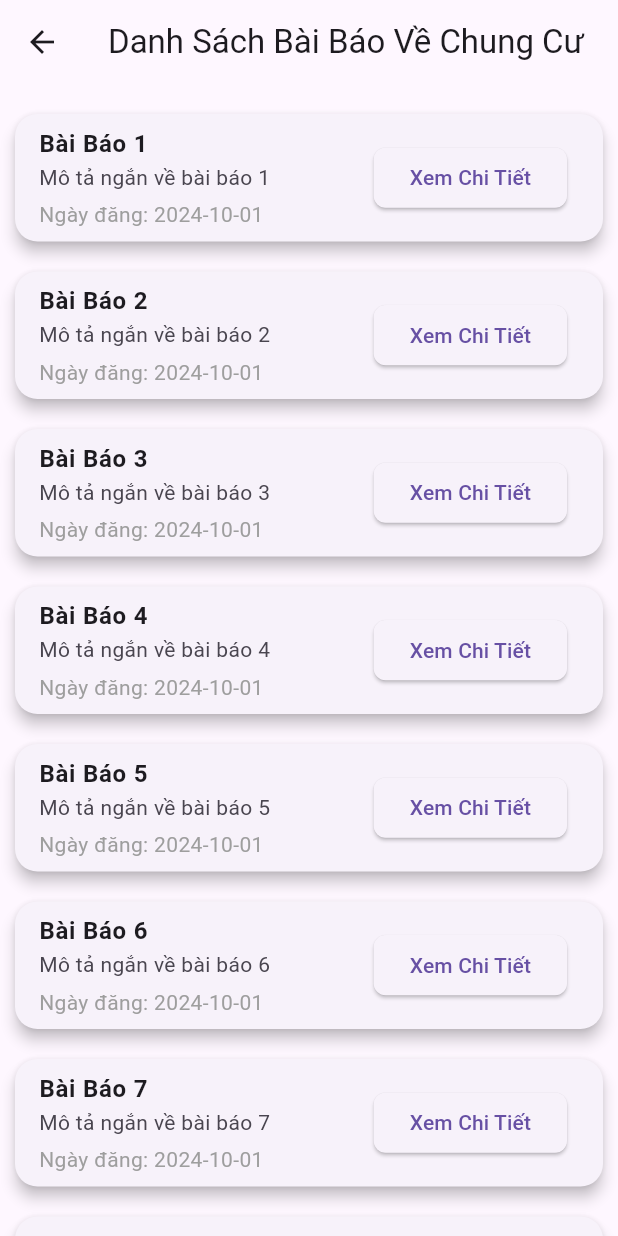
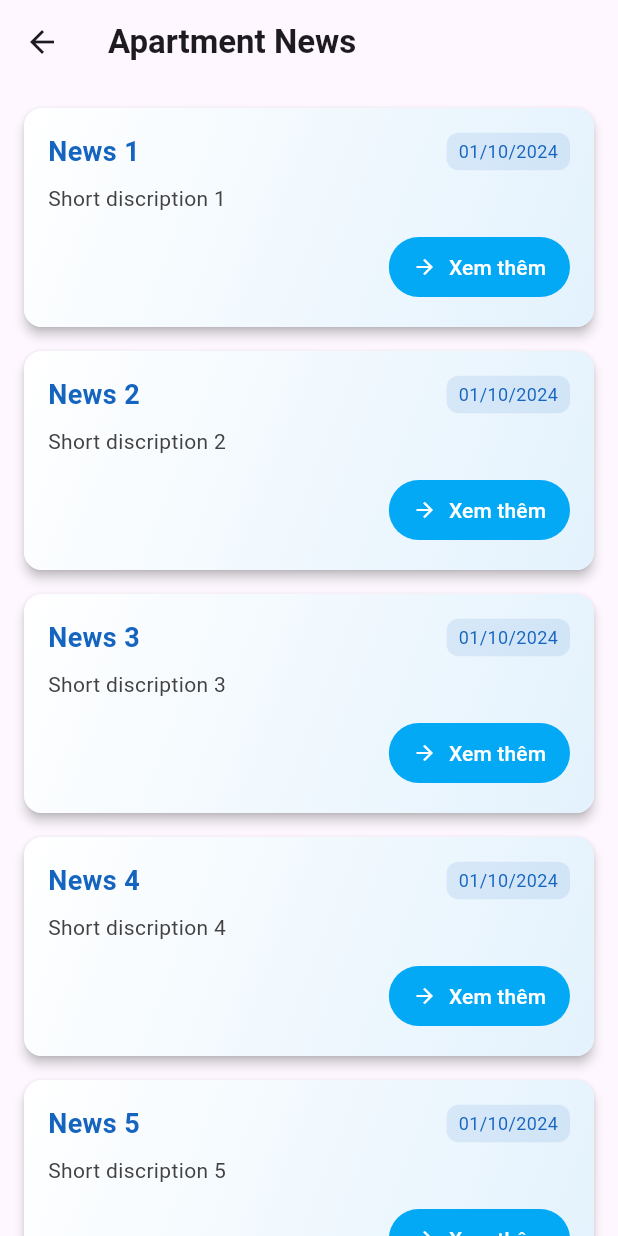
Before and after one commit to nguyenhoangviethung/Apartment-Management, a Flutter app: the HomePage screen opened directly, on a phone screen of 412 x 824 dp. Run offline on Flutter 3.47's test engine with Material 3 defaults, Android fonts, the phone set to English and light mode, and no system bars; our stand-ins replace shared_preferences; accounts and stored records are empty.

Commit message:
yeh
eheh

```diff
--- a/frontend/lib/main.dart
+++ b/frontend/lib/main.dart
@@ -9,6 +9,6 @@ void main() {
       //   debugShowCheckedModeBanner: false,
       //   home: Login(),
       // )
-    const MainHome(currentIndex: 2,)
+    const MainHome(currentIndex: 0,)
   );
 }
--- a/frontend/lib/view/home/home_page/home_page.dart
+++ b/frontend/lib/view/home/home_page/home_page.dart
@@ -1,37 +1,45 @@
 import 'package:flutter/material.dart';
+import 'dart:math';
 
 class HomePage extends StatelessWidget {
   const HomePage({super.key});
+
+  String getRandomOctoberDate() {
+
+    final random = Random();
+    final day = random.nextInt(20) + 1;
+    final formattedDay = day.toString().padLeft(2, '0');
+    return '$formattedDay/10/2024';
+  }
 
   @override
   Widget build(BuildContext context) {
     return Scaffold(
       appBar: AppBar(
-        title: const Text('Danh Sách Bài Báo Về Chung Cư'),
+        title: const Text(
+          'Apartment News',
+          style: TextStyle(fontWeight: FontWeight.bold),
+        ),
+        elevation: 0,
       ),
       body: ListView.builder(
-        padding: const EdgeInsets.all(10),
-        itemCount: 10, // số lượng bài báo, bạn có thể thay đổi theo dữ liệu thực
+        padding: const EdgeInsets.all(16),
+        itemCount: 50,
         itemBuilder: (context, index) {
+          final randomDate = getRandomOctoberDate();
           return ArticleCard(
-            articleTitle: 'Bài Báo ${index + 1}', // giả lập tiêu đề bài báo
-            articleDescription: 'Mô tả ngắn về bài báo ${index + 1}', // mô tả ngắn
-            articleDate: 'Ngày đăng: 2024-10-01', // giả lập ngày đăng
+            articleTitle: 'News ${index + 1}',
+            articleDescription: 'Short discription ${index + 1}',
+            articleDate: randomDate,
             onPressed: () {
-              // Mở dialog hiển thị thông tin chi tiết hoặc điều hướng sang trang khác
-              showDialog(
-                context: context,
-                builder: (context) => AlertDialog(
-                  title: Text('Bài Báo ${index + 1}'),
-                  content: Text('Thông tin chi tiết về bài báo ${index + 1}'),
-                  actions: [
-                    TextButton(
-                      onPressed: () {
-                        Navigator.of(context).pop();
-                      },
-                      child: const Text('Đóng'),
+              Navigator.push(
+                context,
+                MaterialPageRoute(
+                  builder: (context) => ArticleDetailPage(
+                    articleTitle: 'News ${index + 1}',
+                    articleDescription: 'Chiu r k biet viet gi',
+                    articleDate: randomDate,
                   ),
-                  ],
                 ),
               );
             },
@@ -59,31 +67,174 @@ class ArticleCard extends StatelessWidget {
   @override
   Widget build(BuildContext context) {
     return Card(
-      elevation: 4,
-      margin: const EdgeInsets.symmetric(vertical: 10),
+      elevation: 3,
+      margin: const EdgeInsets.only(bottom: 16),
       shape: RoundedRectangleBorder(
-        borderRadius: BorderRadius.circular(15),
+        borderRadius: BorderRadius.circular(12),
       ),
-      child: ListTile(
-        title: Text(articleTitle, style: const TextStyle(fontWeight: FontWeight.bold)),
-        subtitle: Column(
+      child: InkWell(
+        onTap: onPressed,
+        borderRadius: BorderRadius.circular(12),
+        child: Container(
+          decoration: BoxDecoration(
+            borderRadius: BorderRadius.circular(12),
+            gradient: const LinearGradient(
+              begin: Alignment.topLeft,
+              end: Alignment.bottomRight,
+              colors: [Colors.white, Color(0xFFE3F2FD)],
+            ),
+          ),
+          child: Padding(
+            padding: const EdgeInsets.all(16),
+            child: Column(
               crossAxisAlignment: CrossAxisAlignment.start,
               children: [
-            Text(articleDescription),
-            const SizedBox(height: 5),
-            Text(articleDate, style: const TextStyle(color: Colors.grey)),
+                Row(
+                  children: [
+                    Expanded(
+                      child: Text(
+                        articleTitle,
+                        style: const TextStyle(
+                          fontSize: 18,
+                          fontWeight: FontWeight.bold,
+                          color: Color(0xFF1565C0),
+                        ),
+                      ),
+                    ),
+                    Container(
+                      padding: const EdgeInsets.symmetric(
+                        horizontal: 8,
+                        vertical: 4,
+                      ),
+                      decoration: BoxDecoration(
+                        color: const Color(0xFF1565C0).withOpacity(0.1),
+                        borderRadius: BorderRadius.circular(8),
+                      ),
+                      child: Text(
+                        articleDate,
+                        style: const TextStyle(
+                          fontSize: 12,
+                          color: Color(0xFF1565C0),
+                        ),
+                      ),
+                    ),
                   ],
                 ),
-        trailing: ElevatedButton(
+                const SizedBox(height: 8),
+                Text(
+                  articleDescription,
+                  style: TextStyle(
+                    fontSize: 14,
+                    color: Colors.grey[800],
+                  ),
+                  maxLines: 2,
+                  overflow: TextOverflow.ellipsis,
+                ),
+                const SizedBox(height: 12),
+                Row(
+                  mainAxisAlignment: MainAxisAlignment.end,
+                  children: [
+                    TextButton.icon(
                       onPressed: onPressed,
-          style: ElevatedButton.styleFrom(
+                      icon: const Icon(
+                        Icons.arrow_forward,
+                        size: 16,
+                       // color: Colors.white70,
+                      ),
+                      label: const Text('Xem thêm'),
+                      style: TextButton.styleFrom(
+                        foregroundColor: Colors.white,
+                        backgroundColor: Colors.lightBlue,
+                        padding: const EdgeInsets.symmetric(
+                          horizontal: 16,
+                          vertical: 8,
+                        ),
                         shape: RoundedRectangleBorder(
-              borderRadius: BorderRadius.circular(8),
+                          borderRadius: BorderRadius.circular(20),
                         ),
                       ),
-          child: const Text('Xem Chi Tiết'),
+                    ),
+                  ],
+                ),
+              ],
+            ),
+          ),
         ),
       ),
     );
   }
 }
+
+class ArticleDetailPage extends StatelessWidget {
+  final String articleTitle;
+  final String articleDescription;
+  final String articleDate;
+
+  const ArticleDetailPage({
+    super.key,
+    required this.articleTitle,
+    required this.articleDescription,
+    required this.articleDate,
+  });
+
+  @override
+  Widget build(BuildContext context) {
+    return Scaffold(
+      appBar: AppBar(
+        iconTheme: const IconThemeData(color: Colors.white),
+        title: const Text(
+          'Chi tiết',
+          style: TextStyle(color: Colors.white),
+        ),
+        centerTitle: true,
+        elevation: 0,
+        backgroundColor: Colors.lightBlueAccent,
+      ),
+      body: SingleChildScrollView(
+        child: Padding(
+          padding: const EdgeInsets.all(16),
+          child: Column(
+            crossAxisAlignment: CrossAxisAlignment.start,
+            children: [
+              Text(
+                articleTitle,
+                style: const TextStyle(
+                  fontSize: 24,
+                  fontWeight: FontWeight.bold,
+                  color: Color(0xFF1565C0),
+                ),
+              ),
+              const SizedBox(height: 12),
+              Container(
+                padding: const EdgeInsets.symmetric(
+                  horizontal: 12,
+                  vertical: 6,
+                ),
+                decoration: BoxDecoration(
+                  color: const Color(0xFF1565C0).withOpacity(0.1),
+                  borderRadius: BorderRadius.circular(8),
+                ),
+                child: Text(
+                  articleDate,
+                  style: const TextStyle(
+                    fontSize: 14,
+                    color: Color(0xFF1565C0),
+                  ),
+                ),
+              ),
+              const SizedBox(height: 20),
+              Text(
+                articleDescription,
+                style: TextStyle(
+                  fontSize: 16,
+                  height: 1.5,
+                  color: Colors.grey[800],
+                ),
+              ),
+            ],
+          ),
+        ),
+      ),
+    );
+  }
+}
--- a/frontend/lib/view/home/main_home.dart
+++ b/frontend/lib/view/home/main_home.dart
@@ -21,7 +21,7 @@ class _MainHomeState extends State<MainHome> {
   }
 
   final List<Widget> _screens = [
-    const HomePage(),
+    HomePage(),
     const Center(child: Text('User Screen')),
     const Management(),
     const Center(child: Text('Account Screen')),
```
Lines whose indentation alone changed are shown as unchanged.
